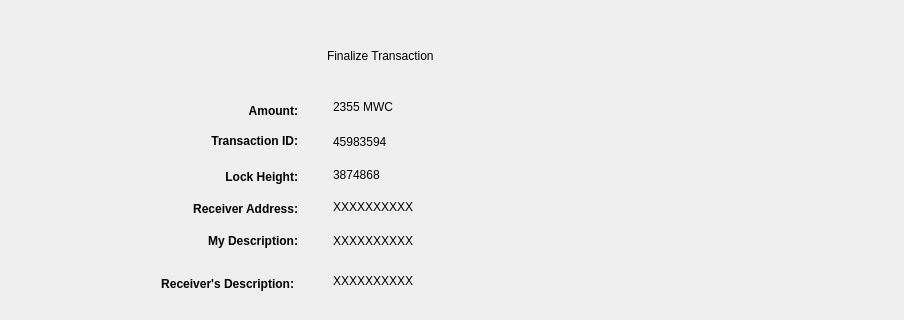
Old version of the form windows_desktop/g_filetransaction_finalize.ui in the repository mwcproject/mwc-qt-wallet; both pictures show x 0 to 904 and y 103 to 423 of the 904 by 679 pixel window.
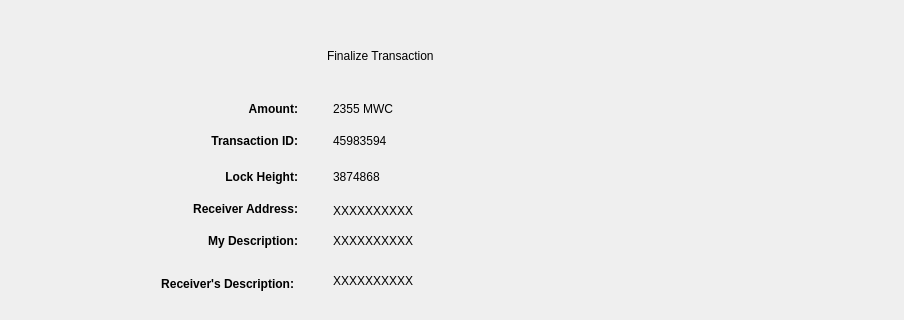
New version of the form. Icons and pictures are not drawn. Custom widgets are drawn as their Qt base class.

Commit message: Locking fix, minor UI issue

What changed in the file:
```diff
--- a/windows_desktop/g_filetransaction_finalize.ui
+++ b/windows_desktop/g_filetransaction_finalize.ui
@@ -112,9 +112,9 @@
         <property name="geometry">
          <rect>
           <x>270</x>
-          <y>168</y>
+          <y>166</y>
           <width>500</width>
-          <height>16</height>
+          <height>25</height>
          </rect>
         </property>
         <property name="text">
@@ -128,9 +128,9 @@
         <property name="geometry">
          <rect>
           <x>270</x>
-          <y>99</y>
+          <y>98</y>
           <width>500</width>
-          <height>19</height>
+          <height>25</height>
          </rect>
         </property>
         <property name="text">
@@ -227,7 +227,7 @@
         <property name="geometry">
          <rect>
           <x>104</x>
-          <y>102</y>
+          <y>100</y>
           <width>131</width>
           <height>20</height>
          </rect>
@@ -243,9 +243,9 @@
         <property name="geometry">
          <rect>
           <x>270</x>
-          <y>135</y>
+          <y>130</y>
           <width>500</width>
-          <height>16</height>
+          <height>25</height>
          </rect>
         </property>
         <property name="text">
@@ -430,7 +430,7 @@
           <x>270</x>
           <y>200</y>
           <width>500</width>
-          <height>16</height>
+          <height>25</height>
          </rect>
         </property>
         <property name="text">
```
Left out of the diff: 66 changed lines with no effect on the pictures. The commit also changes 6 other files.
